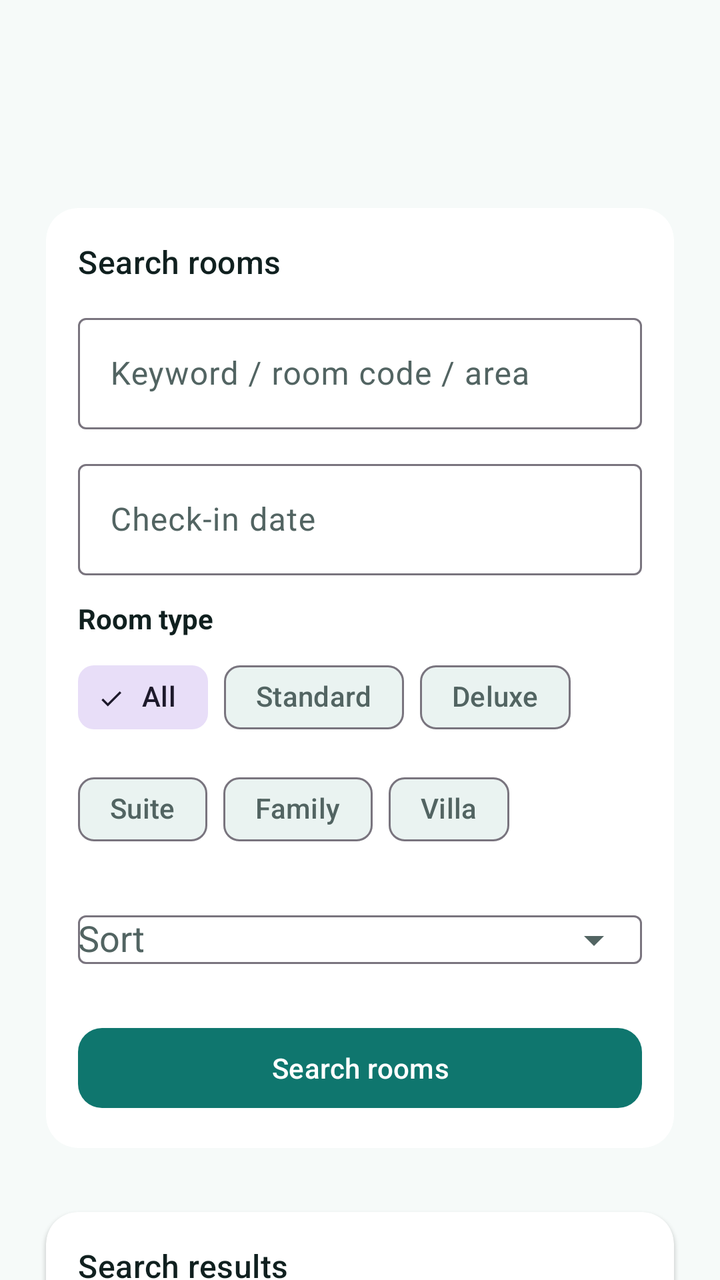
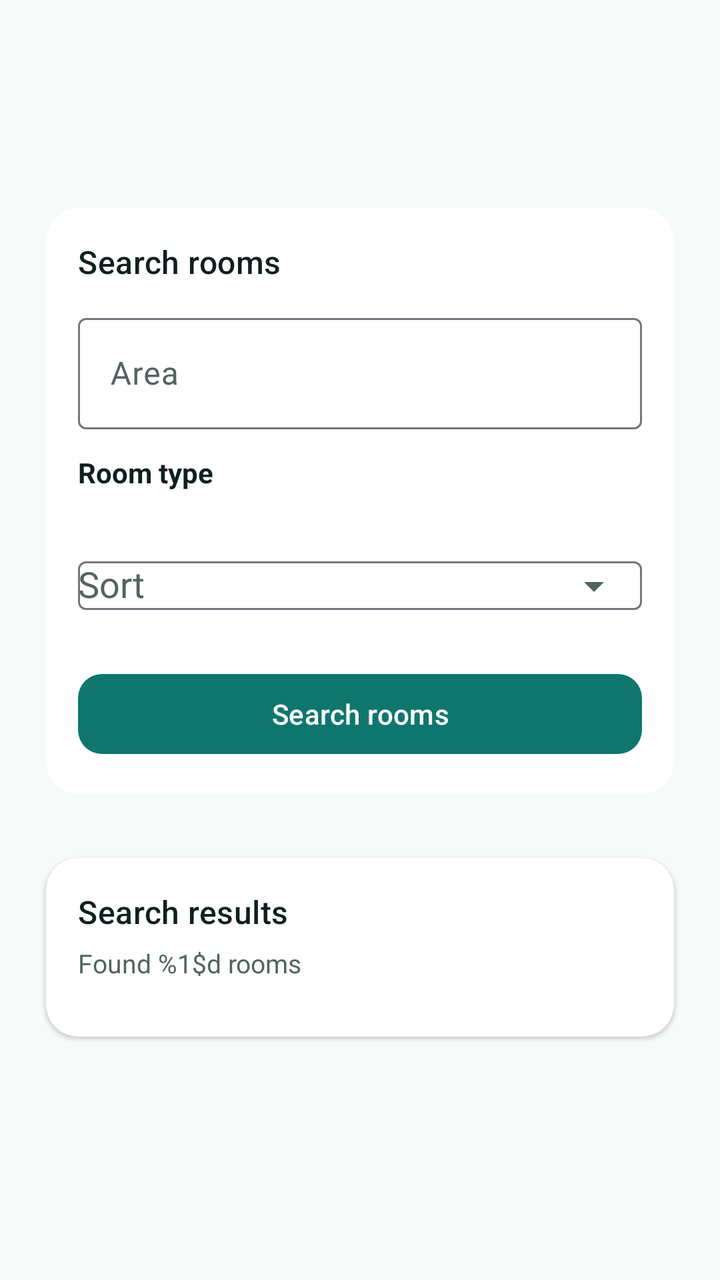

An Android layout rendered at two revisions. The XML below is the earlier revision; the diff shows what the commit changed to produce the second picture.
<!-- AndroidManifest.xml: application theme Theme.Hotelapp_test2 -->
<!-- res/layout/activity_room_search.xml -->
<?xml version="1.0" encoding="utf-8"?>
<LinearLayout xmlns:android="http://schemas.android.com/apk/res/android"
    xmlns:app="http://schemas.android.com/apk/res-auto"
    android:layout_width="match_parent"
    android:layout_height="match_parent"
    android:background="@color/surface_base"
    android:orientation="vertical">

    <com.google.android.material.appbar.MaterialToolbar
        android:id="@+id/toolbar"
        android:layout_width="match_parent"
        android:layout_height="wrap_content"
        android:layout_marginStart="@dimen/space_m"
        android:layout_marginTop="@dimen/space_m"
        android:layout_marginEnd="@dimen/space_m" />

    <androidx.core.widget.NestedScrollView
        android:layout_width="match_parent"
        android:layout_height="0dp"
        android:layout_weight="1"
        android:fillViewport="true">

        <LinearLayout
            android:layout_width="match_parent"
            android:layout_height="wrap_content"
            android:orientation="vertical"
            android:padding="@dimen/space_m">

            <com.google.android.material.card.MaterialCardView
                style="@style/Widget.Hotel.Card"
                android:layout_width="match_parent"
                android:layout_height="wrap_content">

                <LinearLayout
                    android:layout_width="match_parent"
                    android:layout_height="wrap_content"
                    android:orientation="vertical"
                    android:padding="@dimen/space_m">

                    <TextView
                        android:layout_width="wrap_content"
                        android:layout_height="wrap_content"
                        style="@style/TextAppearance.Hotel.SectionTitle"
                        android:text="@string/room_search_title" />

                    <com.google.android.material.textfield.TextInputLayout
                        android:id="@+id/roomSearchQueryLayout"
                        style="@style/Widget.Material3.TextInputLayout.OutlinedBox"
                        android:layout_width="match_parent"
                        android:layout_height="wrap_content"
                        android:layout_marginTop="@dimen/space_s"
                        android:hint="@string/room_search_query_hint">

                        <com.google.android.material.textfield.TextInputEditText
                            android:id="@+id/roomSearchQuery"
                            android:layout_width="match_parent"
                            android:layout_height="wrap_content" />
                    </com.google.android.material.textfield.TextInputLayout>

                    <com.google.android.material.textfield.TextInputLayout
                        android:id="@+id/roomSearchCheckInLayout"
                        style="@style/Widget.Material3.TextInputLayout.OutlinedBox"
                        android:layout_width="match_parent"
                        android:layout_height="wrap_content"
                        android:layout_marginTop="@dimen/space_s"
                        android:hint="@string/room_search_checkin_hint">

                        <com.google.android.material.textfield.TextInputEditText
                            android:id="@+id/roomSearchCheckIn"
                            android:layout_width="match_parent"
                            android:layout_height="wrap_content" />
                    </com.google.android.material.textfield.TextInputLayout>

                    <TextView
                        android:layout_width="wrap_content"
                        android:layout_height="wrap_content"
                        android:layout_marginTop="@dimen/space_s"
                        android:text="@string/room_search_type_label"
                        android:textColor="@color/text_primary"
                        android:textSize="14sp"
                        android:textStyle="bold" />

                    <com.google.android.material.chip.ChipGroup
                        android:id="@+id/roomSearchTypeGroup"
                        android:layout_width="match_parent"
                        android:layout_height="wrap_content"
                        android:layout_marginTop="@dimen/space_xs"
                        app:selectionRequired="true"
                        app:singleSelection="true">

                        <com.google.android.material.chip.Chip
                            android:id="@+id/roomSearchTypeAll"
                            style="@style/Widget.Material3.Chip.Filter"
                            android:checked="true"
                            android:layout_width="wrap_content"
                            android:layout_height="wrap_content"
                            android:text="@string/room_type_all" />

                        <com.google.android.material.chip.Chip
                            android:id="@+id/roomSearchTypeStandard"
                            style="@style/Widget.Material3.Chip.Filter"
                            android:layout_width="wrap_content"
                            android:layout_height="wrap_content"
                            android:text="@string/room_type_standard" />

                        <com.google.android.material.chip.Chip
                            android:id="@+id/roomSearchTypeDeluxe"
                            style="@style/Widget.Material3.Chip.Filter"
                            android:layout_width="wrap_content"
                            android:layout_height="wrap_content"
                            android:text="@string/room_type_deluxe" />

                        <com.google.android.material.chip.Chip
                            android:id="@+id/roomSearchTypeSuite"
                            style="@style/Widget.Material3.Chip.Filter"
                            android:layout_width="wrap_content"
                            android:layout_height="wrap_content"
                            android:text="@string/room_type_suite" />

                        <com.google.android.material.chip.Chip
                            android:id="@+id/roomSearchTypeFamily"
                            style="@style/Widget.Material3.Chip.Filter"
                            android:layout_width="wrap_content"
                            android:layout_height="wrap_content"
                            android:text="@string/room_type_family" />

                        <com.google.android.material.chip.Chip
                            android:id="@+id/roomSearchTypeVilla"
                            style="@style/Widget.Material3.Chip.Filter"
                            android:layout_width="wrap_content"
                            android:layout_height="wrap_content"
                            android:text="@string/room_type_villa" />
                    </com.google.android.material.chip.ChipGroup>

                    <com.google.android.material.textfield.TextInputLayout
                        android:id="@+id/roomSearchSortLayout"
                        style="@style/Widget.Material3.TextInputLayout.OutlinedBox"
                        android:layout_width="match_parent"
                        android:layout_height="wrap_content"
                        android:layout_marginTop="@dimen/space_s"
                        android:hint="@string/room_search_sort_hint"
                        app:endIconMode="dropdown_menu">

                        <com.google.android.material.textfield.MaterialAutoCompleteTextView
                            android:id="@+id/roomSearchSort"
                            android:layout_width="match_parent"
                            android:layout_height="wrap_content"
                            android:inputType="none" />
                    </com.google.android.material.textfield.TextInputLayout>

                    <com.google.android.material.button.MaterialButton
                        android:id="@+id/roomSearchButton"
                        android:layout_width="match_parent"
                        android:layout_height="wrap_content"
                        android:layout_marginTop="@dimen/space_m"
                        android:text="@string/room_search_button" />
                </LinearLayout>
            </com.google.android.material.card.MaterialCardView>

            <com.google.android.material.card.MaterialCardView
                style="@style/Widget.Hotel.Card"
                android:layout_width="match_parent"
                android:layout_height="wrap_content"
                android:layout_marginTop="@dimen/space_m">

                <LinearLayout
                    android:layout_width="match_parent"
                    android:layout_height="wrap_content"
                    android:orientation="vertical"
                    android:padding="@dimen/space_m">

                    <TextView
                        android:layout_width="wrap_content"
                        android:layout_height="wrap_content"
                        style="@style/TextAppearance.Hotel.SectionTitle"
                        android:text="@string/room_search_result_title" />

                    <TextView
                        android:id="@+id/roomSearchSummary"
                        android:layout_width="wrap_content"
                        android:layout_height="wrap_content"
                        android:layout_marginTop="@dimen/space_xs"
                        android:text="@string/room_search_summary"
                        android:textColor="@color/text_secondary"
                        android:textSize="13sp" />

                    <androidx.recyclerview.widget.RecyclerView
                        android:id="@+id/roomSearchList"
                        android:layout_width="match_parent"
                        android:layout_height="wrap_content"
                        android:layout_marginTop="@dimen/space_s"
                        android:clipToPadding="false" />

                    <TextView
                        android:id="@+id/roomSearchEmpty"
                        android:layout_width="wrap_content"
                        android:layout_height="wrap_content"
                        android:layout_marginTop="@dimen/space_s"
                        android:text="@string/room_search_empty"
                        android:textColor="@color/text_secondary"
                        android:textSize="13sp"
                        android:visibility="gone" />
                </LinearLayout>
            </com.google.android.material.card.MaterialCardView>
        </LinearLayout>
    </androidx.core.widget.NestedScrollView>
</LinearLayout>
<!-- resources referenced by this layout -->
<resources>
  <color name="surface_base">#F6FAF9</color>
  <color name="text_primary">#10201F</color>
  <color name="text_secondary">#526462</color>
  <dimen name="space_m">16dp</dimen>
  <dimen name="space_s">12dp</dimen>
  <dimen name="space_xs">6dp</dimen>
  <string name="room_search_button">Search rooms</string>
  <string name="room_search_checkin_hint">Check-in date</string>
  <string name="room_search_empty">No matching rooms found</string>
  <string name="room_search_query_hint">Keyword / room code / area</string>
  <string name="room_search_result_title">Search results</string>
  <string name="room_search_sort_hint">Sort</string>
  <string name="room_search_summary">Found %1$d rooms</string>
  <string name="room_search_title">Search rooms</string>
  <string name="room_search_type_label">Room type</string>
  <string name="room_type_all">All</string>
  <string name="room_type_deluxe">Deluxe</string>
  <string name="room_type_family">Family</string>
  <string name="room_type_standard">Standard</string>
  <string name="room_type_suite">Suite</string>
  <string name="room_type_villa">Villa</string>
  <style name="TextAppearance.Hotel.SectionTitle" parent="TextAppearance.Material3.TitleMedium">
          <item name="android:textColor">?attr/colorOnSurface</item>
          <item name="fontFamily">sans-serif-medium</item>
          <item name="android:fontFamily">sans-serif-medium</item>
      </style>
  <style name="Widget.Hotel.Card" parent="Widget.Material3.CardView.Elevated">
          <item name="cardCornerRadius">@dimen/radius_m</item>
          <item name="cardUseCompatPadding">true</item>
          <item name="cardBackgroundColor">@color/surface_card</item>
      </style>
  <style name="Theme.Hotelapp_test2" parent="Base.Theme.Hotelapp_test2" />
  <dimen name="radius_m">16dp</dimen>
  <color name="surface_card">#FFFFFFFF</color>
  <color name="brand_primary">#0F766E</color>
  <color name="white">#FFFFFFFF</color>
  <color name="brand_secondary">#2563EB</color>
  <color name="accent_gold">#F59E0B</color>
  <style name="Widget.Hotel.Toolbar" parent="Widget.Material3.Toolbar">
          <item name="titleTextColor">?attr/colorOnSurface</item>
          <item name="subtitleTextColor">?attr/colorOnSurfaceVariant</item>
          <item name="titleTextAppearance">@style/TextAppearance.Hotel.ToolbarTitle</item>
          <item name="subtitleTextAppearance">@style/TextAppearance.Hotel.BodySmall</item>
      </style>
  <style name="Widget.Hotel.Button.Primary" parent="Widget.Material3.Button">
          <item name="backgroundTint">@color/brand_primary</item>
          <item name="android:textColor">@color/white</item>
          <item name="cornerRadius">@dimen/radius_s</item>
          <item name="android:minHeight">@dimen/button_min_height</item>
          <item name="fontFamily">sans-serif-medium</item>
      </style>
  <style name="TextAppearance.Hotel.ToolbarTitle" parent="TextAppearance.Material3.TitleLarge">
          <item name="fontFamily">sans-serif-medium</item>
          <item name="android:fontFamily">sans-serif-medium</item>
          <item name="android:textColor">?attr/colorOnSurface</item>
      </style>
  <style name="TextAppearance.Hotel.BodySmall" parent="TextAppearance.Material3.BodySmall">
          <item name="fontFamily">sans-serif</item>
          <item name="android:fontFamily">sans-serif</item>
          <item name="android:textColor">?attr/colorOnSurfaceVariant</item>
      </style>
  <dimen name="radius_s">12dp</dimen>
  <dimen name="button_min_height">48dp</dimen>
  <!-- unchanged entries left out for length: 1 -->
</resources>

<!-- the commit's change to res/layout/activity_room_search.xml (unified diff, before → after) -->
@@ -57,20 +57,6 @@
                             android:layout_height="wrap_content" />
                     </com.google.android.material.textfield.TextInputLayout>
 
-                    <com.google.android.material.textfield.TextInputLayout
-                        android:id="@+id/roomSearchCheckInLayout"
-                        style="@style/Widget.Material3.TextInputLayout.OutlinedBox"
-                        android:layout_width="match_parent"
-                        android:layout_height="wrap_content"
-                        android:layout_marginTop="@dimen/space_s"
-                        android:hint="@string/room_search_checkin_hint">
-
-                        <com.google.android.material.textfield.TextInputEditText
-                            android:id="@+id/roomSearchCheckIn"
-                            android:layout_width="match_parent"
-                            android:layout_height="wrap_content" />
-                    </com.google.android.material.textfield.TextInputLayout>
-
                     <TextView
                         android:layout_width="wrap_content"
                         android:layout_height="wrap_content"
@@ -85,52 +71,7 @@
                         android:layout_width="match_parent"
                         android:layout_height="wrap_content"
                         android:layout_marginTop="@dimen/space_xs"
-                        app:selectionRequired="true"
-                        app:singleSelection="true">
-
-                        <com.google.android.material.chip.Chip
-                            android:id="@+id/roomSearchTypeAll"
-                            style="@style/Widget.Material3.Chip.Filter"
-                            android:checked="true"
-                            android:layout_width="wrap_content"
-                            android:layout_height="wrap_content"
-                            android:text="@string/room_type_all" />
-
-                        <com.google.android.material.chip.Chip
-                            android:id="@+id/roomSearchTypeStandard"
-                            style="@style/Widget.Material3.Chip.Filter"
-                            android:layout_width="wrap_content"
-                            android:layout_height="wrap_content"
-                            android:text="@string/room_type_standard" />
-
-                        <com.google.android.material.chip.Chip
-                            android:id="@+id/roomSearchTypeDeluxe"
-                            style="@style/Widget.Material3.Chip.Filter"
-                            android:layout_width="wrap_content"
-                            android:layout_height="wrap_content"
-                            android:text="@string/room_type_deluxe" />
-
-                        <com.google.android.material.chip.Chip
-                            android:id="@+id/roomSearchTypeSuite"
-                            style="@style/Widget.Material3.Chip.Filter"
-                            android:layout_width="wrap_content"
-                            android:layout_height="wrap_content"
-                            android:text="@string/room_type_suite" />
-
-                        <com.google.android.material.chip.Chip
-                            android:id="@+id/roomSearchTypeFamily"
-                            style="@style/Widget.Material3.Chip.Filter"
-                            android:layout_width="wrap_content"
-                            android:layout_height="wrap_content"
-                            android:text="@string/room_type_family" />
-
-                        <com.google.android.material.chip.Chip
-                            android:id="@+id/roomSearchTypeVilla"
-                            style="@style/Widget.Material3.Chip.Filter"
-                            android:layout_width="wrap_content"
-                            android:layout_height="wrap_content"
-                            android:text="@string/room_type_villa" />
-                    </com.google.android.material.chip.ChipGroup>
+                        app:singleSelection="true" />
 
                     <com.google.android.material.textfield.TextInputLayout
                         android:id="@+id/roomSearchSortLayout"
<!-- resource entries referenced after the edit -->
@@ -7,20 +7,13 @@
   <dimen name="space_s">12dp</dimen>
   <dimen name="space_xs">6dp</dimen>
   <string name="room_search_button">Search rooms</string>
-  <string name="room_search_checkin_hint">Check-in date</string>
   <string name="room_search_empty">No matching rooms found</string>
-  <string name="room_search_query_hint">Keyword / room code / area</string>
+  <string name="room_search_query_hint">Area</string>
   <string name="room_search_result_title">Search results</string>
   <string name="room_search_sort_hint">Sort</string>
   <string name="room_search_summary">Found %1$d rooms</string>
   <string name="room_search_title">Search rooms</string>
   <string name="room_search_type_label">Room type</string>
-  <string name="room_type_all">All</string>
-  <string name="room_type_deluxe">Deluxe</string>
-  <string name="room_type_family">Family</string>
-  <string name="room_type_standard">Standard</string>
-  <string name="room_type_suite">Suite</string>
-  <string name="room_type_villa">Villa</string>
   <style name="TextAppearance.Hotel.SectionTitle" parent="TextAppearance.Material3.TitleMedium">
           <item name="android:textColor">?attr/colorOnSurface</item>
           <item name="fontFamily">sans-serif-medium</item>
